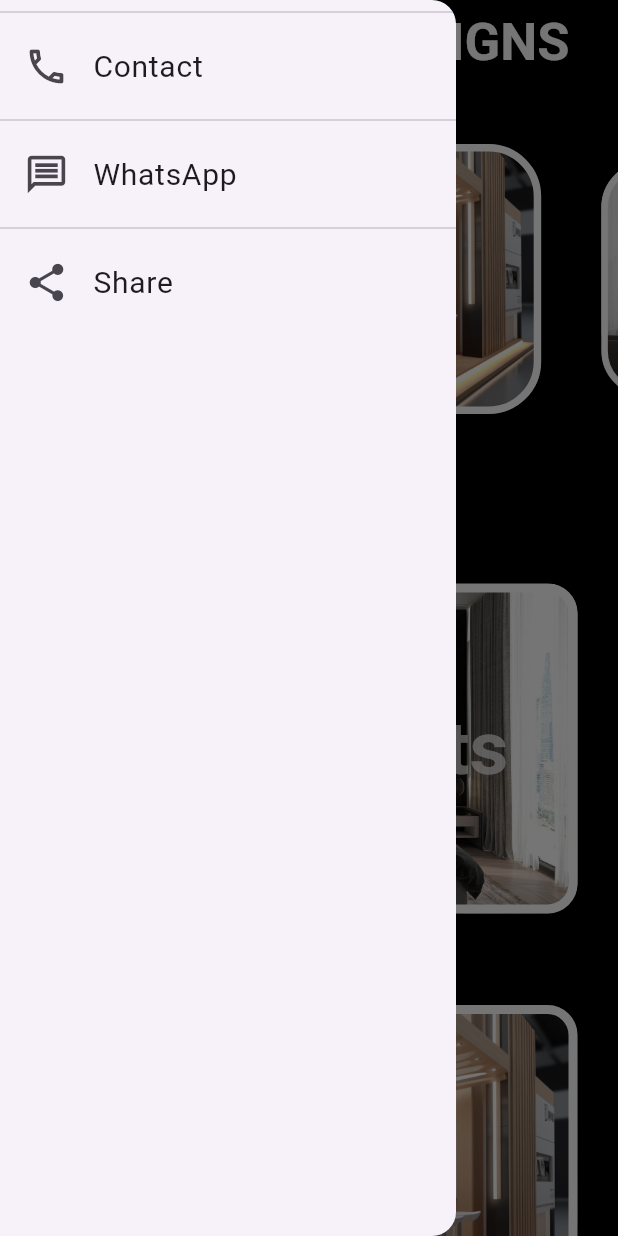
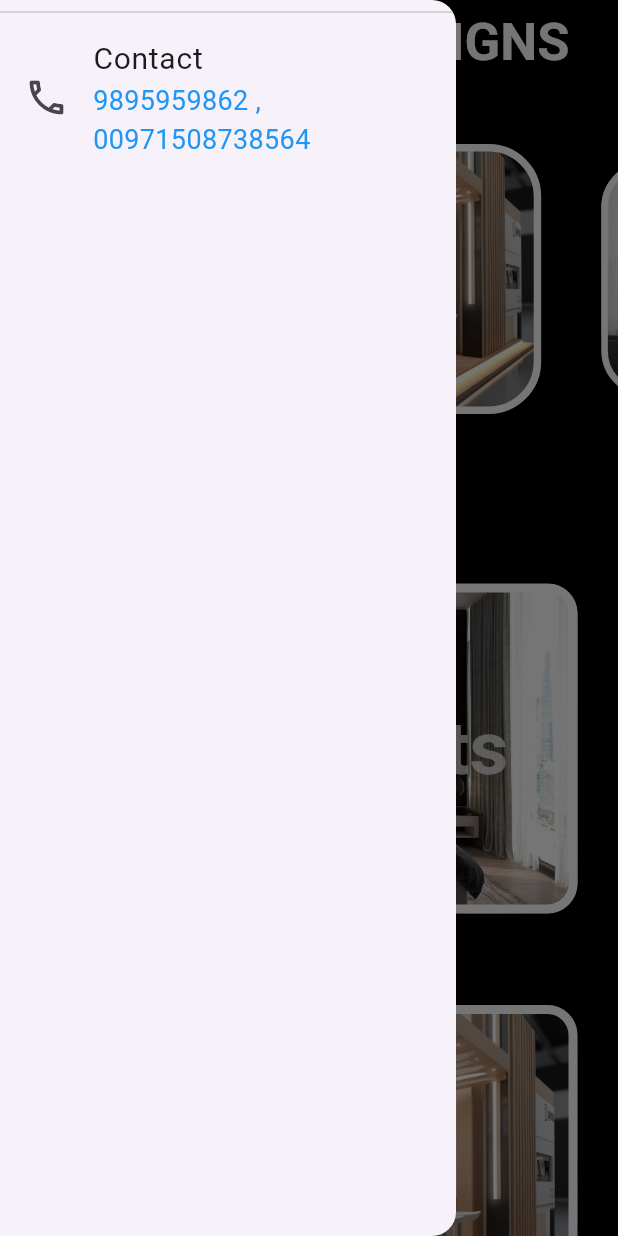
Before and after one commit to HussainAbdu313/Aiza_Service, a Flutter app: the HomeScreen screen opened directly, with the side drawer open, on a phone screen of 412 x 824 dp. Run offline on Flutter 3.47's test engine with Material 3 defaults, Android fonts, the light colour scheme and no system bars; drawn by our look-alikes of carousel_slider; our stand-ins replace lottie.

Commit message:
modified:   lib/Drawer/drawer.dart

```diff
--- a/lib/Drawer/drawer.dart
+++ b/lib/Drawer/drawer.dart
@@ -14,6 +14,10 @@
               'Contact',
               style: TextStyle(fontSize: 20),
             ),
+            subtitle: const Text(
+              '9895959862 , 00971508738564',
+              style: TextStyle(fontSize: 18, color: Colors.blue),
+            ),
             leading: const Icon(
               Icons.call_outlined,
               size: 30,
@@ -22,34 +26,6 @@
               print('call');
             },
           ),
-          const Divider(),
-          ListTile(
-            title: const Text(
-              'WhatsApp',
-              style: TextStyle(fontSize: 20),
-            ),
-            leading: const Icon(
-              Icons.message_outlined,
-              size: 30,
-            ),
-            onTap: () {
-              print('Message');
-            },
-          ),
-          const Divider(),
-          ListTile(
-            title: const Text(
-              'Share',
-              style: TextStyle(fontSize: 20),
-            ),
-            leading: const Icon(
-              Icons.share,
-              size: 30,
-            ),
-            onTap: () {
-              print('share');
-            },
-          ),
         ],
       ),
     );
```
